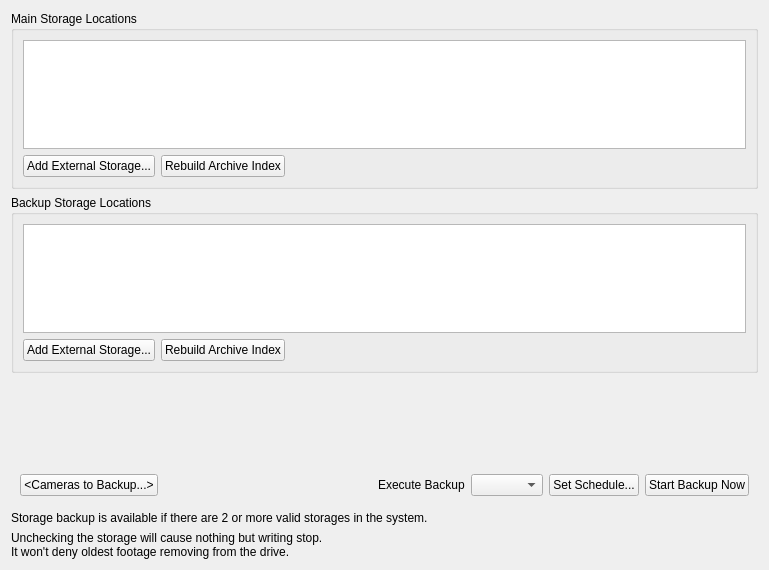
Old version of the form client/src/ui/widgets/properties/storage_config_widget.ui in the repository networkoptix/nx_open.
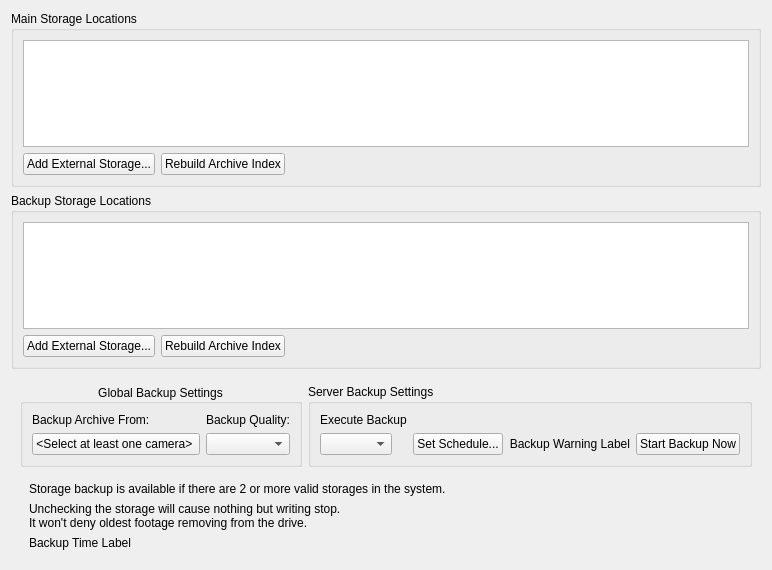
New version of the form. Custom widgets are drawn as their Qt base class.

Commit message:
VMS-1693: Storage Management dialog refactoring
<==== Mercurial data ====>
Branch: dev_2.5.0_gui

What changed in the file:
```diff
--- a/client/src/ui/widgets/properties/storage_config_widget.ui
+++ b/client/src/ui/widgets/properties/storage_config_widget.ui
@@ -10,7 +10,7 @@
     <height>570</height>
    </rect>
   </property>
-  <layout class="QVBoxLayout" name="verticalLayout_2" stretch="9,9,1,0,0">
+  <layout class="QVBoxLayout" name="verticalLayout_2" stretch="9,9,0">
    <item>
     <widget class="QGroupBox" name="storagesGroupBox">
      <property name="title">
@@ -169,7 +169,150 @@
      </property>
      <layout class="QVBoxLayout" name="verticalLayout_6">
       <item>
-       <widget class="QLabel" name="backupTimeLabel"/>
+       <layout class="QHBoxLayout" name="settingsLayout">
+        <item>
+         <widget class="QGroupBox" name="globalSettingsGroupBox">
+          <property name="sizePolicy">
+           <sizepolicy hsizetype="Maximum" vsizetype="Preferred">
+            <horstretch>0</horstretch>
+            <verstretch>0</verstretch>
+           </sizepolicy>
+          </property>
+          <property name="title">
+           <string>Global Backup Settings</string>
+          </property>
+          <property name="alignment">
+           <set>Qt::AlignCenter</set>
+          </property>
+          <layout class="QGridLayout" name="gridLayout_2">
+           <item row="0" column="0">
+            <widget class="QLabel" name="label">
+             <property name="text">
+              <string>Backup Archive From:</string>
+             </property>
+            </widget>
+           </item>
+           <item row="0" column="2">
+            <widget class="QLabel" name="label_2">
+             <property name="text">
+              <string>Backup Quality:</string>
+             </property>
+            </widget>
+           </item>
+           <item row="1" column="0">
+            <widget class="QPushButton" name="backupResourcesButton">
+             <property name="text">
+              <string>&lt;Select at least one camera&gt; </string>
+             </property>
+            </widget>
+           </item>
+           <item row="1" column="2">
+            <widget class="QComboBox" name="qualityComboBox"/>
+           </item>
+           <item row="1" column="1">
+            <spacer name="horizontalSpacer">
+             <property name="orientation">
+              <enum>Qt::Horizontal</enum>
+             </property>
+             <property name="sizeHint" stdset="0">
+              <size>
+               <width>40</width>
+               <height>20</height>
+              </size>
+             </property>
+            </spacer>
+           </item>
+          </layout>
+         </widget>
+        </item>
+        <item>
+         <widget class="QGroupBox" name="serverSettingsGroupBox">
+          <property name="title">
+           <string>Server Backup Settings</string>
+          </property>
+          <layout class="QGridLayout" name="gridLayout_3">
+           <item row="0" column="0">
+            <widget class="QLabel" name="whenToBackupLabel">
+             <property name="text">
+              <string>Execute Backup</string>
+             </property>
+            </widget>
+           </item>
+           <item row="1" column="4">
+            <widget class="QPushButton" name="backupStartButton">
+             <property name="sizePolicy">
+              <sizepolicy hsizetype="Maximum" vsizetype="Fixed">
+               <horstretch>0</horstretch>
+               <verstretch>0</verstretch>
+              </sizepolicy>
+             </property>
+             <property name="text">
+              <string>Start Backup Now</string>
+             </property>
+            </widget>
+           </item>
+           <item row="1" column="0">
+            <widget class="QComboBox" name="comboBoxBackupType">
+             <property name="sizePolicy">
+              <sizepolicy hsizetype="Maximum" vsizetype="Fixed">
+               <horstretch>0</horstretch>
+               <verstretch>0</verstretch>
+              </sizepolicy>
+             </property>
+            </widget>
+           </item>
+           <item row="1" column="1">
+            <widget class="QPushButton" name="pushButtonSchedule">
+             <property name="sizePolicy">
+              <sizepolicy hsizetype="Maximum" vsizetype="Fixed">
+               <horstretch>0</horstretch>
+               <verstretch>0</verstretch>
+              </sizepolicy>
+             </property>
+             <property name="text">
+              <string>Set Schedule...</string>
+             </property>
+            </widget>
+           </item>
+           <item row="1" column="3">
+            <widget class="QLabel" name="backupWarningLabel">
+             <property name="sizePolicy">
+              <sizepolicy hsizetype="Maximum" vsizetype="Preferred">
+               <horstretch>0</horstretch>
+               <verstretch>0</verstretch>
+              </sizepolicy>
+             </property>
+             <property name="text">
+              <string>Backup Warning Label</string>
+             </property>
+             <property name="alignment">
+              <set>Qt::AlignRight|Qt::AlignTrailing|Qt::AlignVCenter</set>
+             </property>
+             <property name="wordWrap">
+              <bool>false</bool>
+             </property>
+            </widget>
+           </item>
+           <item row="1" column="2">
+            <spacer name="horizontalSpacer_2">
+             <property name="orientation">
+              <enum>Qt::Horizontal</enum>
+             </property>
+             <property name="sizeType">
+              <enum>QSizePolicy::Expanding</enum>
+             </property>
+             <property name="sizeHint" stdset="0">
+              <size>
+               <width>40</width>
+               <height>20</height>
+              </size>
+             </property>
+            </spacer>
+           </item>
+          </layout>
+         </widget>
+        </item>
+       </layout>
       </item>
       <item>
        <widget class="QStackedWidget" name="stackedWidgetBackupInfo">
@@ -182,22 +325,24 @@
            <number>0</number>
           </property>
           <item>
-           <spacer name="verticalSpacer_2">
-            <property name="orientation">
-             <enum>Qt::Vertical</enum>
+           <widget class="QLabel" name="backupOptionLabel">
+            <property name="text">
+             <string>Storage backup is available if there are 2 or more valid storages in the system.</string>
             </property>
-            <property name="sizeHint" stdset="0">
-             <size>
-              <width>20</width>
-              <height>1000</height>
-             </size>
+           </widget>
+          </item>
+          <item>
+           <widget class="QLabel" name="storagesWarningLabel">
+            <property name="text">
+             <string>Unchecking the storage will cause nothing but writing stop.
+It won't deny oldest footage removing from the drive.</string>
             </property>
-           </spacer>
+           </widget>
           </item>
           <item>
-           <widget class="QLabel" name="backupWarningLabel">
-            <property name="alignment">
-             <set>Qt::AlignRight|Qt::AlignTrailing|Qt::AlignVCenter</set>
+           <widget class="QLabel" name="backupTimeLabel">
+            <property name="text">
+             <string>Backup Time Label</string>
             </property>
            </widget>
           </item>
@@ -237,79 +382,9 @@
         </widget>
        </widget>
       </item>
-      <item>
-       <layout class="QHBoxLayout" name="horizontalLayout_6">
-        <item>
-         <widget class="QPushButton" name="camerasToBackupButton">
-          <property name="text">
-           <string notr="true">&lt;Cameras to Backup...&gt;</string>
-          </property>
-         </widget>
-        </item>
-        <item>
-         <widget class="QLabel" name="camerasLabel">
-          <property name="text">
-           <string/>
-          </property>
-         </widget>
-        </item>
-        <item>
-         <spacer name="backupHSpacer">
-          <property name="orientation">
-           <enum>Qt::Horizontal</enum>
-          </property>
-          <property name="sizeHint" stdset="0">
-           <size>
-            <width>40</width>
-            <height>20</height>
-           </size>
-          </property>
-         </spacer>
-        </item>
-        <item>
-         <widget class="QLabel" name="whenToBackupLabel">
-          <property name="text">
-           <string>Execute Backup</string>
-          </property>
-         </widget>
-        </item>
-        <item>
-         <widget class="QComboBox" name="comboBoxBackupType"/>
-        </item>
-        <item>
-         <widget class="QPushButton" name="pushButtonSchedule">
-          <property name="text">
-           <string>Set Schedule...</string>
-          </property>
-         </widget>
-        </item>
-        <item>
-         <widget class="QPushButton" name="backupStartButton">
-          <property name="text">
-           <string>Start Backup Now</string>
-          </property>
-         </widget>
-        </item>
-       </layout>
-      </item>
      </layout>
     </widget>
    </item>
-   <item>
-    <widget class="QLabel" name="backupOptionLabel">
-     <property name="text">
-      <string>Storage backup is available if there are 2 or more valid storages in the system.</string>
-     </property>
-    </widget>
-   </item>
-   <item>
-    <widget class="QLabel" name="storagesWarningLabel">
-     <property name="text">
-      <string>Unchecking the storage will cause nothing but writing stop.
-It won't deny oldest footage removing from the drive.</string>
-     </property>
-    </widget>
-   </item>
   </layout>
  </widget>
  <customwidgets>
```
The commit also changes 4 other files.
